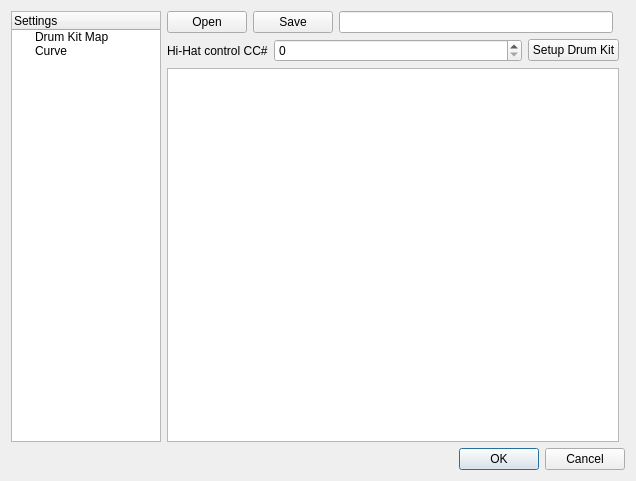
Old version of the form src/SettingsDlg.ui in the repository FromtonRouge/eProDrums.
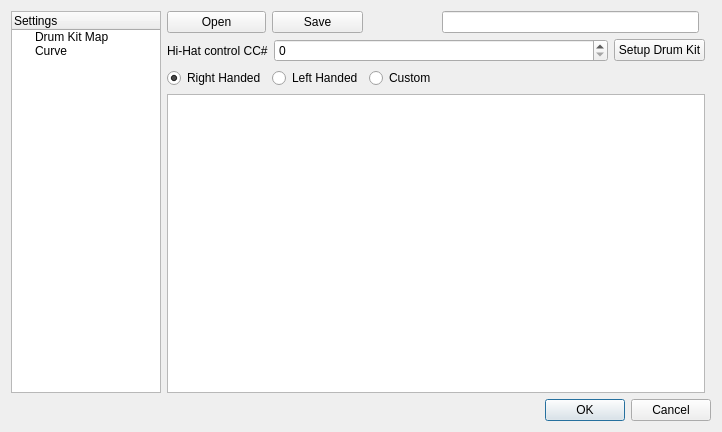
New version of the form.

Commit message: Lefty mode (try 1) : lots of things broken in left handed mode

Patch:
```diff
--- a/src/SettingsDlg.ui
+++ b/src/SettingsDlg.ui
@@ -6,8 +6,8 @@
    <rect>
     <x>0</x>
     <y>0</y>
-    <width>636</width>
-    <height>481</height>
+    <width>722</width>
+    <height>432</height>
    </rect>
   </property>
   <property name="windowTitle">
@@ -37,8 +37,8 @@
        <rect>
         <x>0</x>
         <y>0</y>
-        <width>456</width>
-        <height>434</height>
+        <width>542</width>
+        <height>385</height>
        </rect>
       </property>
       <layout class="QGridLayout" name="gridLayout_4">
@@ -65,14 +65,14 @@
              </property>
             </widget>
            </item>
-           <item row="0" column="2">
+           <item row="0" column="3">
             <widget class="QLineEdit" name="lineEditPath">
              <property name="readOnly">
               <bool>true</bool>
              </property>
             </widget>
            </item>
-           <item row="1" column="0" colspan="4">
+           <item row="1" column="0" colspan="5">
             <layout class="QHBoxLayout" name="horizontalLayout">
              <item>
               <widget class="QLabel" name="label">
@@ -100,7 +100,7 @@
              </item>
             </layout>
            </item>
-           <item row="2" column="0" colspan="4">
+           <item row="3" column="0" colspan="5">
             <widget class="QTableView" name="tableViewDrumKit"/>
            </item>
            <item row="0" column="1">
@@ -110,6 +110,39 @@
              </property>
             </widget>
            </item>
+           <item row="2" column="0">
+            <widget class="QRadioButton" name="radioButtonRightHanded">
+             <property name="text">
+              <string>Right Handed</string>
+             </property>
+             <property name="checked">
+              <bool>true</bool>
+             </property>
+             <attribute name="buttonGroup">
+              <string>buttonGroup</string>
+             </attribute>
+            </widget>
+           </item>
+           <item row="2" column="1">
+            <widget class="QRadioButton" name="radioButtonLeftHanded">
+             <property name="text">
+              <string>Left Handed</string>
+             </property>
+             <attribute name="buttonGroup">
+              <string>buttonGroup</string>
+             </attribute>
+            </widget>
+           </item>
+           <item row="2" column="2">
+            <widget class="QRadioButton" name="radioButtonCustom">
+             <property name="text">
+              <string>Custom</string>
+             </property>
+             <attribute name="buttonGroup">
+              <string>buttonGroup</string>
+             </attribute>
+            </widget>
+           </item>
           </layout>
          </widget>
          <widget class="QWidget" name="pageCurve">
```
Left out of the diff: 3 changed lines with no effect on the pictures. The commit also changes 20 other files.
